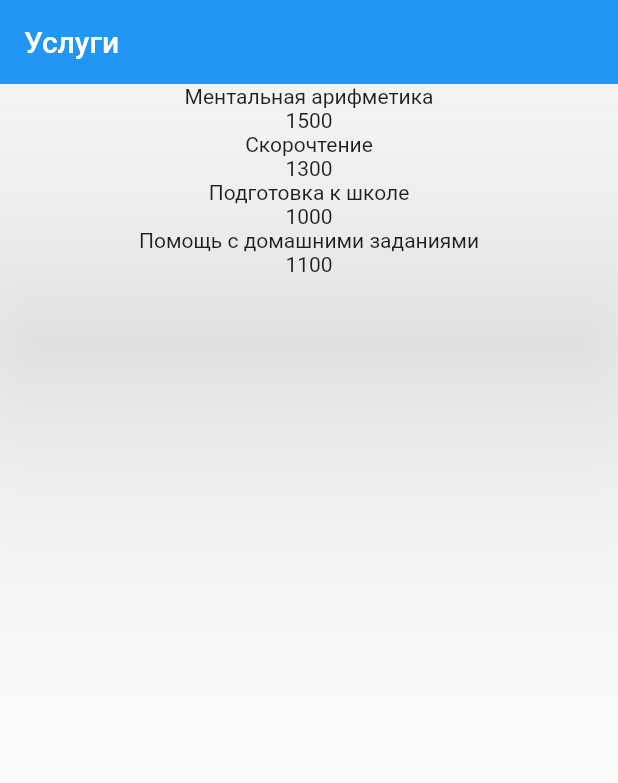
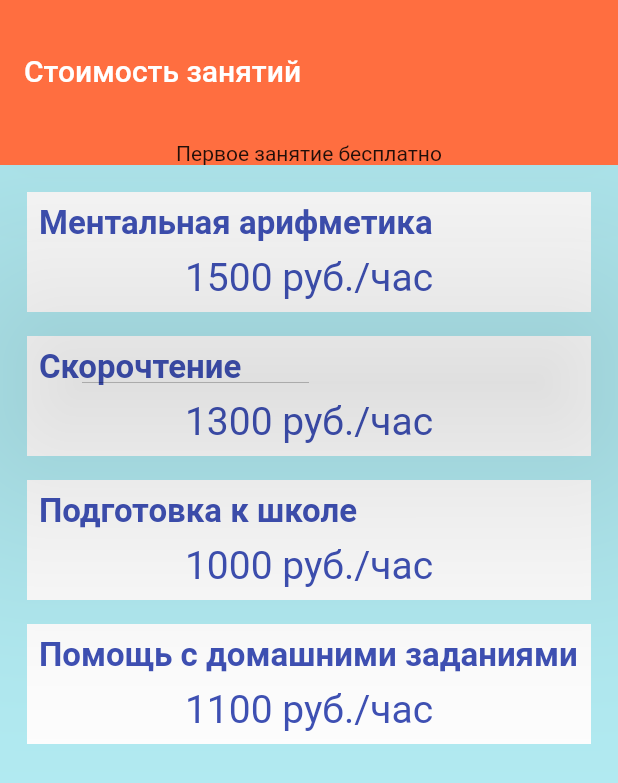
Before and after one commit to abigotado/Intellect_MO, a Flutter app: the screen it shows after launch, on a phone screen of 412 x 824 dp. Shown: the top 783 px of the screen. Run offline on Flutter 3.47's test engine with Material 2 defaults, Android fonts, the phone set to English and light mode, and no system bars.

Commit message:
Services list

```diff
--- a/lib/main.dart
+++ b/lib/main.dart
@@ -19,17 +19,23 @@ class MyApp extends StatelessWidget {
   Widget build(BuildContext context) {
     return MaterialApp(
       home: Scaffold(
+        backgroundColor: Colors.cyan[100],
         body: SafeArea(
-          child: ListView.builder(itemCount: priceListItems.length, itemBuilder: (BuildContext context, int index) {
-            return Column(
-              children: [
-                Text(priceListItems[index].name),
-                Text("${priceListItems[index].price}")
-            ],);}),
+          child: ListView.builder(
+              padding: EdgeInsets.all(10),
+              itemCount: priceListItems.length,
+              itemBuilder: (BuildContext context, int index) {
+                return PriceItem(value: priceListItems[index]);
+              }),
         ),
-        appBar: AppBar(title: Text("Услуги"), backgroundColor: Colors.blue, elevation: 100),
-      ),
-    );
+        appBar: AppBar(
+          toolbarHeight: 100,
+            title: Text("Стоимость занятий"),
+            backgroundColor: Colors.deepOrangeAccent,
+            elevation: 100, bottom: PreferredSize(
+            child: Text("Первое занятие бесплатно"), preferredSize: Size(10, 10)),
+        )),
+      );
   }
 }
 
--- a/lib/widgets/price_item/price_item.dart
+++ b/lib/widgets/price_item/price_item.dart
@@ -8,11 +8,30 @@ class PriceItem extends StatelessWidget {
 
   @override
   Widget build(BuildContext context) {
-    return Row(children: [
-      Text("$value.name"),
-      Text(" - $value.price"),
-      Text(" руб./час"),
-    ],
+    return Container(
+      color: Colors.white,
+      margin: EdgeInsets.all(8),
+      padding: EdgeInsets.all(8),
+      child: Column(
+        crossAxisAlignment: CrossAxisAlignment.start,
+        children: [
+          Container(
+            margin: EdgeInsets.only(bottom: 8),
+            child: Text(value.name,
+                style: TextStyle(
+                    fontSize: 22,
+                    color: Colors.indigo,
+                    fontWeight: FontWeight.bold)),
+          ),
+          Row(
+            mainAxisAlignment: MainAxisAlignment.center,
+            children: [
+              Text("${value.price} руб./час",
+                  style: TextStyle(fontSize: 26, color: Colors.indigo)),
+            ],
+          ),
+        ],
+      ),
     );
   }
 }
```
